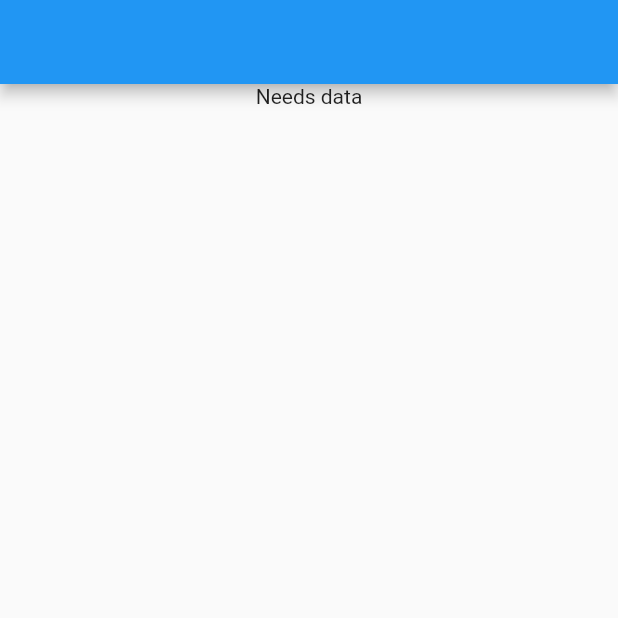
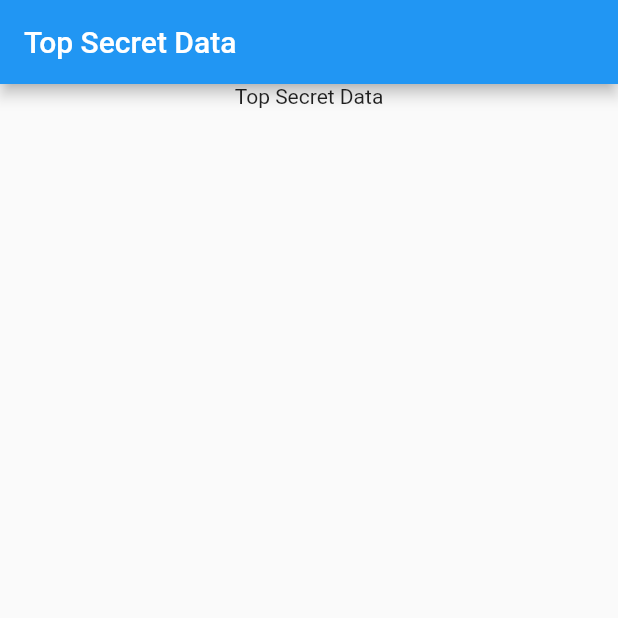
Before and after one commit to FadyFawzyOfficial/state_management_example, a Flutter app: the screen it shows after launch, on a phone screen of 412 x 824 dp, the top half of it. Run offline on Flutter 3.47's test engine with Material 2 defaults, Android fonts, the light colour scheme and no system bars.

Commit message:
1. Pass "data" from Parent Widget (MyApp and its AppBar) to Level3 Widget through Level1 and Level2 Widgets
Traditional State Management by Lifting State Up

```diff
--- a/lib/main.dart
+++ b/lib/main.dart
@@ -3,6 +3,8 @@ import 'package:flutter/material.dart';
 void main() => runApp(const MyApp());
 
 class MyApp extends StatelessWidget {
+  final String data = 'Top Secret Data';
+
   const MyApp({super.key});
 
   @override
@@ -10,42 +12,45 @@ class MyApp extends StatelessWidget {
     return MaterialApp(
       home: Scaffold(
         appBar: AppBar(
-          title: Container(),
+          title: Text(data),
         ),
-        body: const Level1(),
+        body: Level1(data: data),
       ),
     );
   }
 }
 
 class Level1 extends StatelessWidget {
-  const Level1({super.key});
+  final String data;
+  const Level1({super.key, required this.data});
 
   @override
   Widget build(BuildContext context) {
-    return const Level2();
+    return Level2(data: data);
   }
 }
 
 class Level2 extends StatelessWidget {
-  const Level2({super.key});
+  final String data;
+  const Level2({super.key, required this.data});
 
   @override
   Widget build(BuildContext context) {
     return Column(
       children: [
         Container(),
-        const Level3(),
+        Level3(data: data),
       ],
     );
   }
 }
 
 class Level3 extends StatelessWidget {
-  const Level3({super.key});
+  final String data;
+  const Level3({super.key, required this.data});
 
   @override
   Widget build(BuildContext context) {
-    return const Text('Needs data');
+    return Text(data);
   }
 }
```
